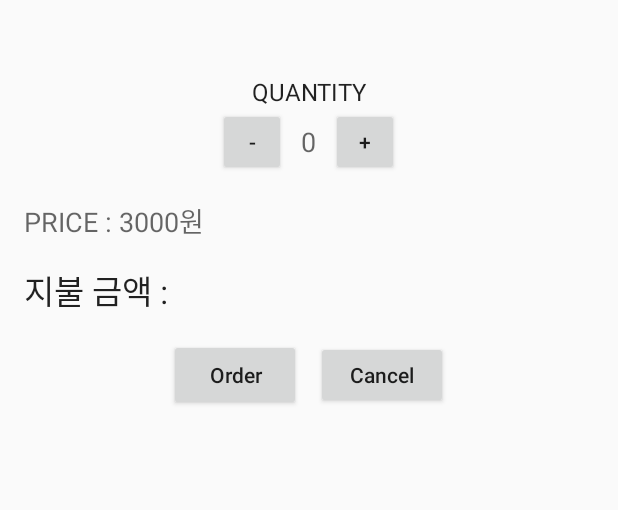
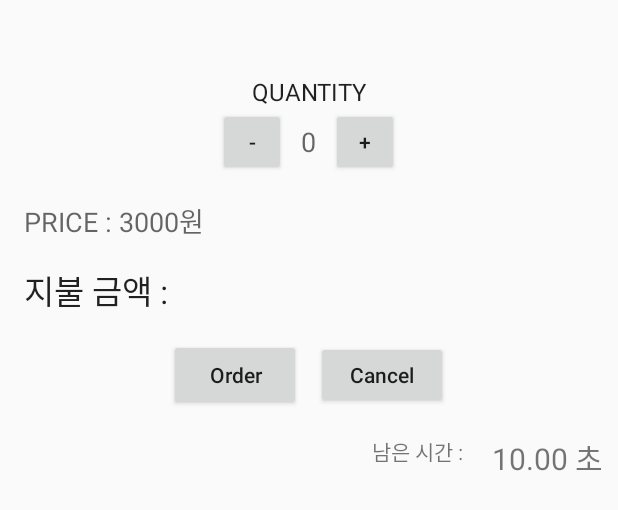
Before and after one commit to Kylekimga/working, an Android app: the layout layout_coffee.xml on its own in the app's theme, with its tools: preview values and no code run, on a phone screen of 412 x 824 dp. Shown: the top 510 px of the screen. Run offline under Robolectric (Android 15) with nearby library versions, the phone set to English and light mode, and no system bars.

Commit message:
Timer추가했음!!!

```diff
--- a/app/src/main/java/com/example/working/MainActivity.java
+++ b/app/src/main/java/com/example/working/MainActivity.java
@@ -4,16 +4,24 @@ import androidx.annotation.NonNull;
 import androidx.appcompat.app.AppCompatActivity;
 
 import android.content.Intent;
+import android.media.MediaPlayer;
 import android.net.Uri;
 import android.os.Bundle;
+import android.os.CountDownTimer;
+import android.os.SystemClock;
 import android.util.Log;
 import android.view.Menu;
 import android.view.MenuInflater;
 import android.view.MenuItem;
 import android.view.View;
 import android.widget.Button;
+import android.widget.Chronometer;
 import android.widget.TextView;
 import android.widget.Toast;
+
+import org.w3c.dom.Text;
+
+import java.util.concurrent.TimeUnit;
 
 public class MainActivity extends AppCompatActivity {
 
@@ -28,6 +36,8 @@ public class MainActivity extends AppCompatActivity {
     private TextView mQuantityTextView;
     private TextView mResultTextView;
     private int mQuantity;
+    private TextView mTimer;
+
 
     @Override
     protected void onCreate(Bundle savedInstanceState) {
@@ -42,6 +52,7 @@ public class MainActivity extends AppCompatActivity {
         mCancelButton = (Button) findViewById(R.id.cancel_button);
         mQuantityTextView = (TextView) findViewById(R.id.quantity_text);
         mResultTextView = (TextView) findViewById(R.id.result_text);
+        mTimer = (TextView) findViewById(R.id.timer);
         //초기화매서드
         initial();
         mMinusButton.setOnClickListener(new View.OnClickListener() {
@@ -138,8 +149,10 @@ public class MainActivity extends AppCompatActivity {
                 Toast.makeText(this, "Not ready yet", Toast.LENGTH_SHORT).show();
                 return true;
             case R.id.action_setting2:
+                sound();
                 return true;
             case R.id.action_setting3:
+                mytimer();
                 return true;
             default:
                 return super.onOptionsItemSelected(item);
@@ -147,4 +160,29 @@ public class MainActivity extends AppCompatActivity {
         }
 
     }
+
+    private void mytimer() {
+        CountDownTimer countDownTimer = new CountDownTimer(10000, 10){
+            @Override
+            public void onTick(long millisUntilFinished) {
+                long s = TimeUnit.MILLISECONDS.toSeconds(millisUntilFinished);
+                long ms = (millisUntilFinished - s*1000)/10;
+                mTimer.setText(""+String.format("%02d.%02d",s,ms)+"초");
+            }
+
+            @Override
+            public void onFinish() {
+                mTimer.setText("10.00초");
+            }
+        };
+        countDownTimer.start();
+    }
+
+    private void sound() {
+        MediaPlayer mediaPlayer = MediaPlayer.create(this, R.raw.music1);
+        mediaPlayer.start();
+
+    }
+
+
 }
--- a/app/src/main/res/layout/layout_coffee.xml
+++ b/app/src/main/res/layout/layout_coffee.xml
@@ -1,5 +1,6 @@
 <?xml version="1.0" encoding="utf-8"?>
 <LinearLayout xmlns:android="http://schemas.android.com/apk/res/android"
+    xmlns:tools="http://schemas.android.com/tools"
     android:layout_width="match_parent"
     android:layout_height="match_parent"
     android:orientation="vertical">
@@ -7,17 +8,17 @@
     <TextView
         android:layout_width="match_parent"
         android:layout_height="wrap_content"
+        android:layout_marginTop="50sp"
         android:text="Quantity"
         android:textAlignment="center"
         android:textAllCaps="true"
-        android:layout_marginTop="50sp"
         android:textAppearance="?android:textAppearanceListItem" />
 
     <LinearLayout
         android:layout_width="match_parent"
         android:layout_height="wrap_content"
-        android:gravity="center"
-        android:layout_marginBottom="16sp">
+        android:layout_marginBottom="16sp"
+        android:gravity="center">
 
         <Button
             android:id="@+id/minus_button"
@@ -66,8 +67,8 @@
     <LinearLayout
         android:layout_width="match_parent"
         android:layout_height="wrap_content"
-        android:gravity="center"
-        android:layout_marginBottom="16sp">
+        android:layout_marginBottom="16sp"
+        android:gravity="center">
 
 
         <Button
@@ -85,9 +86,35 @@
             android:layout_height="45sp"
             android:layout_marginLeft="10sp"
             android:text="Cancel"
-            android:textAllCaps="false"/>
+            android:textAllCaps="false" />
 
 
     </LinearLayout>
 
+    <LinearLayout
+        android:layout_width="match_parent"
+        android:layout_height="wrap_content"
+        android:gravity="end"
+        android:orientation="horizontal">
+
+        <TextView
+            android:layout_width="match_parent"
+            android:layout_height="wrap_content"
+            android:layout_weight="1"
+            android:text="남은 시간 : "
+            android:textAlignment="viewEnd"
+            tools:ignore="RtlCompat" />
+
+        <TextView
+            android:id="@+id/timer"
+            android:layout_width="90sp"
+            android:layout_height="wrap_content"
+            android:layout_gravity="right"
+            android:layout_marginRight="10sp"
+            android:text="10.00 초"
+            android:textAlignment="textEnd"
+            android:textSize="20sp" />
+
+    </LinearLayout>
+
 </LinearLayout>
```
Also changed, not shown: 1 other file.
